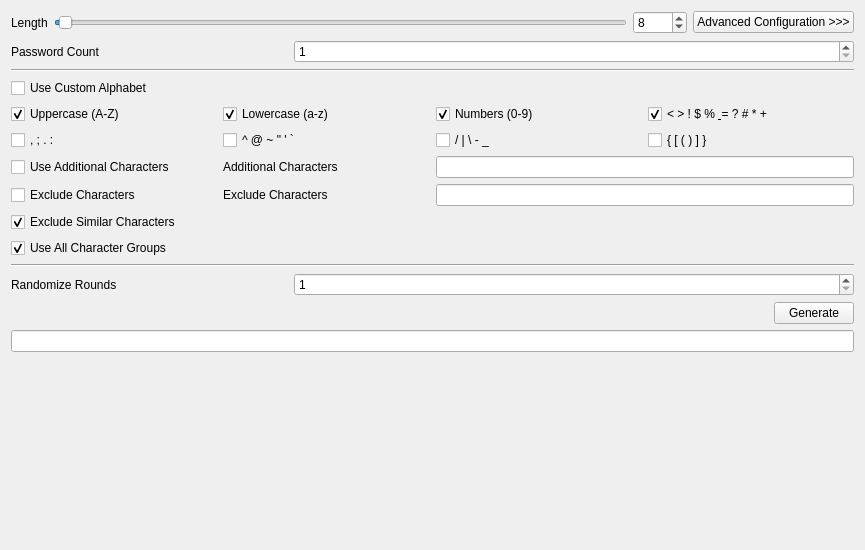
First picture: the form in modules/generator/passwordgeneratormodulewidget.ui, repository Dontsoft/OneForAll, before the edit.
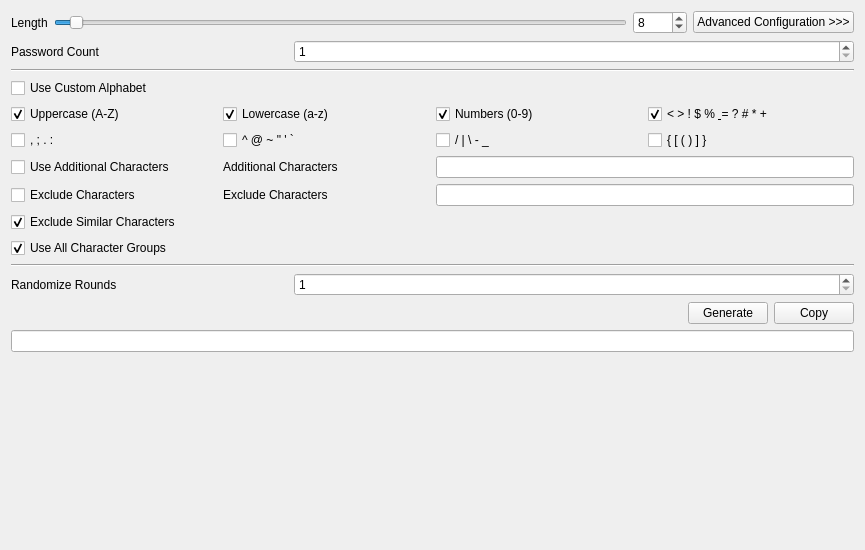
Second picture: the form after the edit.

The edit to the form file:
```diff
--- a/modules/generator/passwordgeneratormodulewidget.ui
+++ b/modules/generator/passwordgeneratormodulewidget.ui
@@ -29,7 +29,7 @@
         <number>1</number>
        </property>
        <property name="maximum">
-        <number>1024</number>
+        <number>256</number>
        </property>
        <property name="value">
         <number>8</number>
@@ -361,6 +361,13 @@
        </property>
       </widget>
      </item>
+     <item>
+      <widget class="QPushButton" name="copyButton">
+       <property name="text">
+        <string>Copy</string>
+       </property>
+      </widget>
+     </item>
     </layout>
    </item>
    <item>
```
Left out of the diff: 16 changed lines with no effect on the pictures.
